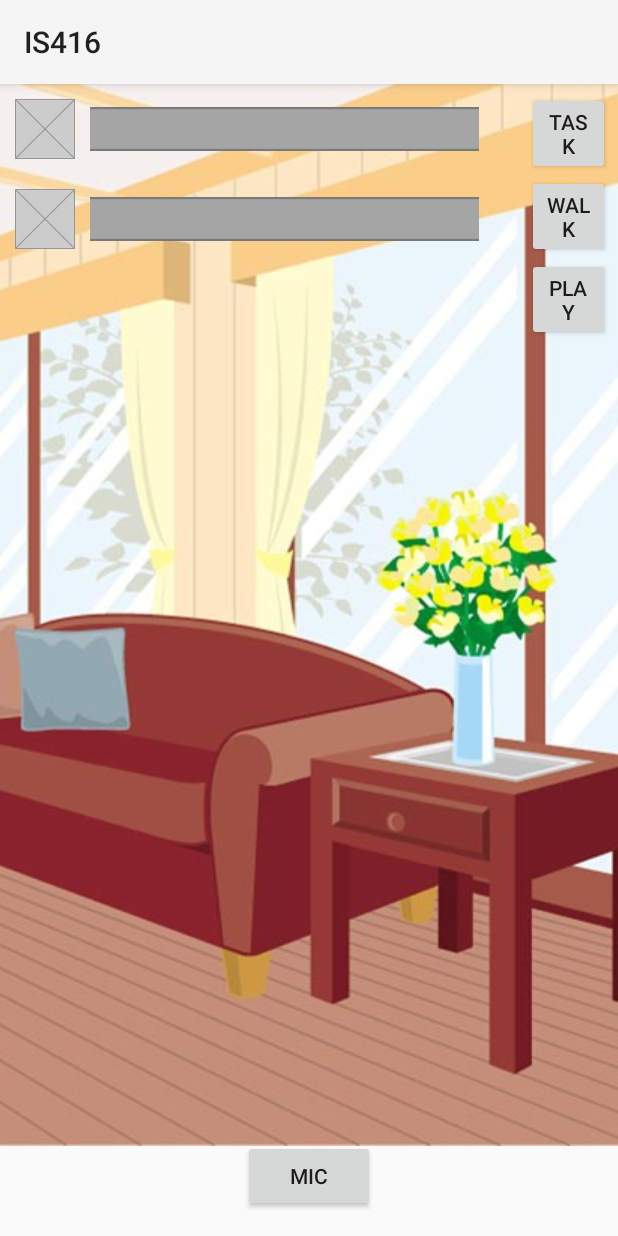
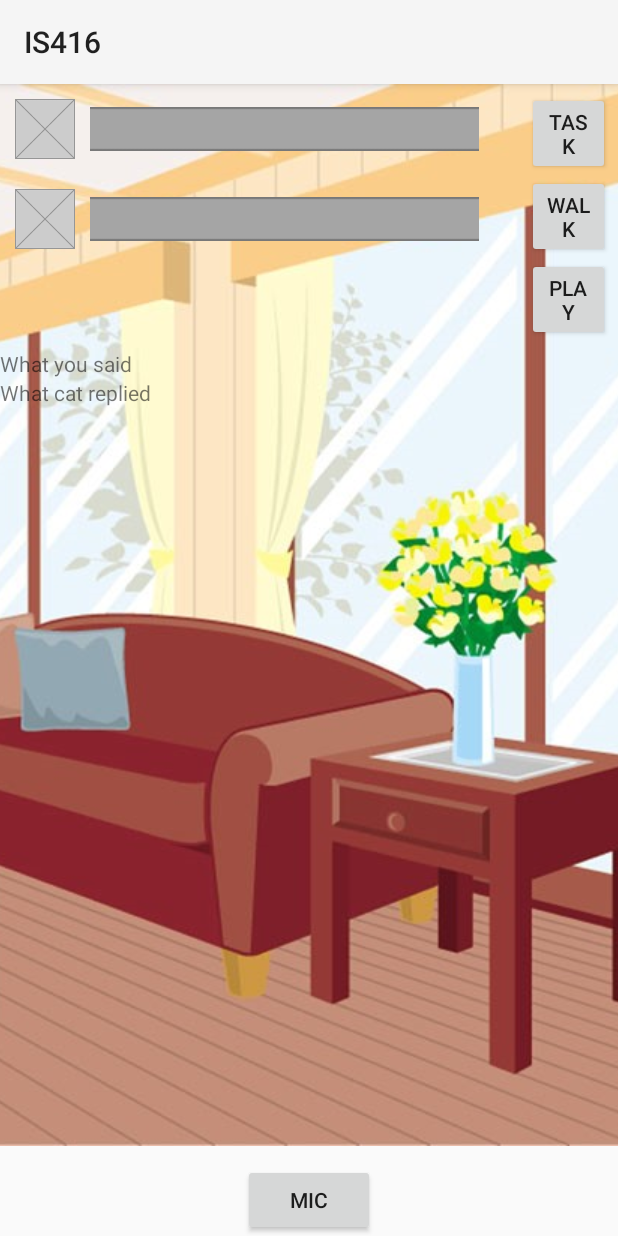
Before and after one commit to catmanjam/IS416, an Android app: the screen it shows after launch (CatMainActivity), on a phone screen of 412 x 824 dp. Run offline under Robolectric (Android 15) with nearby library versions, the phone set to English and light mode, and no system bars; libraries missing offline, so code that uses them is left out: ai.api, ai.api.android, ai.api.model; 3 statements that could not run were skipped.

Commit message:
added mic function to main activity

```diff
--- a/app/src/main/java/is416/is416/CatMainActivity.java
+++ b/app/src/main/java/is416/is416/CatMainActivity.java
@@ -1,21 +1,55 @@
 package is416.is416;
 
+import android.Manifest;
 import android.content.Intent;
+import android.content.pm.PackageManager;
+import android.support.annotation.NonNull;
+import android.support.v4.app.ActivityCompat;
 import android.support.v7.app.AppCompatActivity;
 import android.os.Bundle;
 import android.view.View;
+import android.widget.Button;
+import android.widget.TextView;
 
+import is416.is416.Database.Database;
 import is416.is416.GameActivity;
 import is416.is416.R;
+import is416.is416.Schedule.DialogueFlowActivity;
+import is416.is416.Schedule.Mic;
 import is416.is416.Schedule.ScheduleActivity;
 import is416.is416.WalkActivity;
 
 public class CatMainActivity extends AppCompatActivity {
 
+    // Requesting permission to RECORD_AUDIO
+    private boolean permissionToRecordAccepted = false;
+    private String [] permissions = {Manifest.permission.RECORD_AUDIO};
+    private static final int REQUEST_RECORD_AUDIO_PERMISSION = 101;
+    private Mic mic;
+
+    @Override
+    public void onRequestPermissionsResult(int requestCode, @NonNull String[] permissions, @NonNull int[] grantResults) {
+        super.onRequestPermissionsResult(requestCode, permissions, grantResults);
+        switch (requestCode){
+            case REQUEST_RECORD_AUDIO_PERMISSION:
+                permissionToRecordAccepted  = grantResults[0] == PackageManager.PERMISSION_GRANTED;
+                break;
+        }
+        if (!permissionToRecordAccepted ) finish();
+    }
+
     @Override
     protected void onCreate(Bundle savedInstanceState) {
         super.onCreate(savedInstanceState);
         setContentView(R.layout.activity_cat_main);
+        ActivityCompat.requestPermissions(this, permissions, REQUEST_RECORD_AUDIO_PERMISSION);
+
+        Button micButton = (Button) findViewById(R.id.micButton);
+        TextView questionView = (TextView) findViewById(R.id.question);
+        TextView answerView = (TextView) findViewById(R.id.answer);
+
+        mic = new Mic(this, questionView, answerView);
+        mic.micStart();
     }
 
     public void goTask(View view) {
@@ -32,4 +66,8 @@ public class CatMainActivity extends AppCompatActivity {
         Intent gameLaunch = new Intent(this, GameActivity.class);
         startActivity(gameLaunch);
     }
+
+    public void micClick(View view) {
+        mic.micStartListening();
+    }
 }
--- a/app/src/main/res/layout/activity_cat_main.xml
+++ b/app/src/main/res/layout/activity_cat_main.xml
@@ -19,6 +19,11 @@
         app:layout_constraintTop_toTopOf="parent"
         app:layout_constraintVertical_bias="0.0"
         app:srcCompat="@drawable/livingroom" />
+
+    <LinearLayout
+        android:layout_width="match_parent"
+        android:layout_height="match_parent"
+        android:orientation="vertical">
 
         <!--This is for stats info-->
         <LinearLayout
@@ -131,15 +136,44 @@
 
 
         </LinearLayout>
+        <RelativeLayout
+            android:layout_width="match_parent"
+            android:layout_height="match_parent"
+            app:layout_constraintBottom_toBottomOf="parent"
+            app:layout_constraintLeft_toLeftOf="parent"
+            app:layout_constraintRight_toRightOf="parent"
+            app:layout_constraintTop_toTopOf="parent">
+
+            <LinearLayout
+                android:orientation="vertical"
+                android:layout_width="wrap_content"
+                android:layout_height="wrap_content">
+
+                <TextView
+                    android:id="@+id/question"
+                    android:text="What you said"
+                    android:layout_width="wrap_content"
+                    android:layout_height="wrap_content" />
+
+                <TextView
+                    android:id="@+id/answer"
+                    android:text="What cat replied"
+                    android:layout_width="wrap_content"
+                    android:layout_height="wrap_content" />
+            </LinearLayout>
 
             <Button
+                android:padding="10dp"
                 android:id="@+id/micButton"
                 android:layout_width="wrap_content"
                 android:layout_height="wrap_content"
-        android:layout_marginBottom="16dp"
-        android:text="Mic"
-        app:layout_constraintBottom_toBottomOf="parent"
-        app:layout_constraintLeft_toLeftOf="parent"
-        app:layout_constraintRight_toRightOf="parent" />
+                android:layout_alignParentBottom="true"
+                android:layout_centerHorizontal="true"
+                android:onClick="micClick"
+                android:text="Mic" />
+
+        </RelativeLayout>
+    </LinearLayout>
+
 
 </android.support.constraint.ConstraintLayout>
```
Also changed, not shown: app/src/main/java/is416/is416/Schedule/Mic.java (renamed from app/src/main/java/is416/is416/Schedule/DialogueFlowActivity.java, +64 -103 lines). Lines whose indentation alone changed are shown as unchanged.
